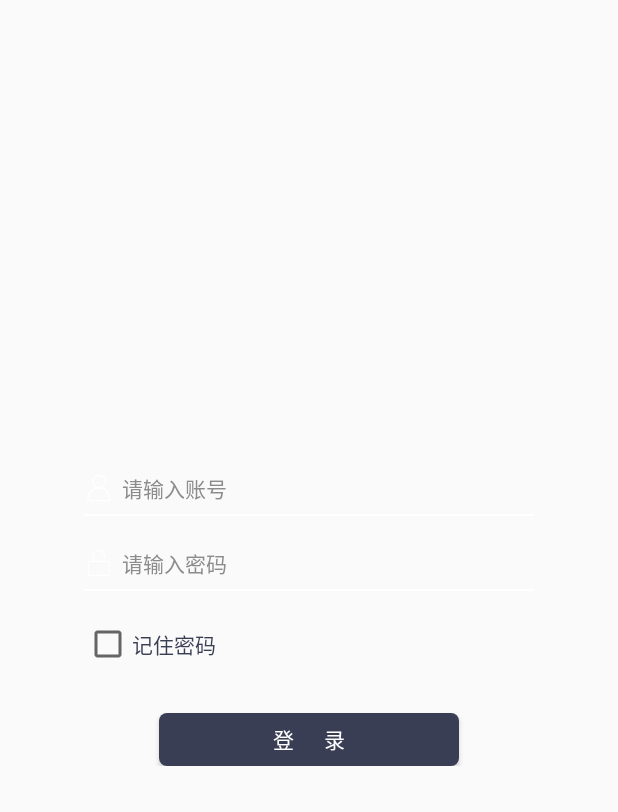
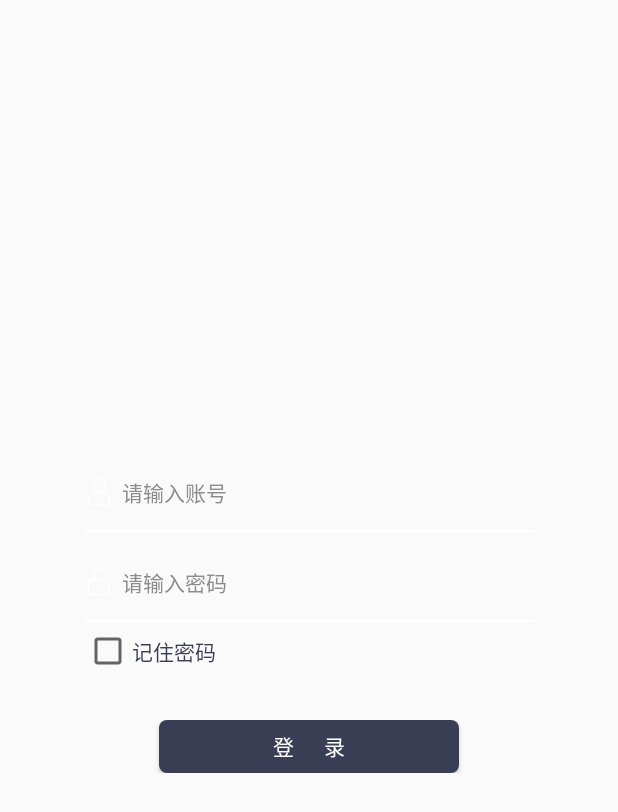
Before and after one commit to monty8800/UwinMESnew, an Android app: the LoginActivity screen opened directly, with no data from a screen before it, after a tap on "登 录", on a phone screen of 412 x 824 dp. Shown: the top 812 px of the screen. Run offline under Robolectric (Android 15) with nearby library versions, the phone set to English and light mode, and no system bars; our stand-ins replace ButterKnife, RxJava; libraries missing offline, so code that uses them is left out: com.facebook.stetho, com.orhanobut.logger, com.squareup.leakcanary, com.tencent.bugly, jp.wasabeef.glide; network calls fail; pictures from the network do not load; 2 statements that could not run were skipped.

Commit message:
登陆页面，调整边距

```diff
--- a/app/src/main/java/com/rlzz/uwinmes/common/API.java
+++ b/app/src/main/java/com/rlzz/uwinmes/common/API.java
@@ -2,6 +2,7 @@ package com.rlzz.uwinmes.common;
 
 
 import com.rlzz.uwinmes.net.ResponseModel;
+import com.rlzz.uwinmes.net.ResponseModel2;
 
 import io.reactivex.Observable;
 import retrofit2.http.Field;
@@ -24,6 +25,9 @@ public interface API {
 //    Call<String> getContentFromDay(@Path("date") String date);
     Observable<ResponseModel<String>> getContentFromDay(@Path("date") String date);
 
+    @GET("data/Android/10/1")
+    Observable<ResponseModel2<String>> getAndroidData();
+
     @FormUrlEncoded
     @POST("login")
     Observable<ResponseModel<String>> login(@Field("account") String account,@Field("password") String password);
--- a/app/src/main/java/com/rlzz/uwinmes/mvp/login/LoginPresenter.java
+++ b/app/src/main/java/com/rlzz/uwinmes/mvp/login/LoginPresenter.java
@@ -3,7 +3,7 @@ package com.rlzz.uwinmes.mvp.login;
 import com.rlzz.uwinmes.common.API;
 import com.rlzz.uwinmes.common.Constants;
 import com.rlzz.uwinmes.common.base.presenter.Presenter;
-import com.rlzz.uwinmes.net.ResponseModel;
+import com.rlzz.uwinmes.net.ResponseModel2;
 import com.rlzz.uwinmes.net.RetrofitHelper;
 import com.rlzz.uwinmes.utils.LogUtil;
 import com.rlzz.uwinmes.utils.PreferencesManager;
@@ -35,11 +35,11 @@ public class LoginPresenter extends Presenter<ILoginView> {
         PreferencesManager.putBoolean(Constants.KEY_KEEPPASSWORD, keepPassword);
         mvpView.showLoadingDialog("正在登录");
 //        RetrofitHelper.getInstance().getService(API.class).login(account, password)
-        RetrofitHelper.getInstance().getService(API.class).getContentFromDay("2017/08/02")
-                .map(new Function<ResponseModel<String>, Boolean>() {
+        RetrofitHelper.getInstance().getService(API.class).getAndroidData()
+                .map(new Function<ResponseModel2<String>, Boolean>() {
                     @Override
-                    public Boolean apply(ResponseModel<String> stringResponseModel) throws Exception {
-                        LogUtil.d(stringResponseModel.data);
+                    public Boolean apply(ResponseModel2<String> stringResponseModel) throws Exception {
+                        LogUtil.d(stringResponseModel.results);
                         return true;
                     }
                 })
--- a/app/src/main/java/com/rlzz/uwinmes/ui/LoginActivity.java
+++ b/app/src/main/java/com/rlzz/uwinmes/ui/LoginActivity.java
@@ -81,6 +81,13 @@ public class LoginActivity extends MVPActivity<LoginPresenter> implements ILogin
     public void initData() {
         boolean check = PreferencesManager.getBoolean(Constants.KEY_KEEPPASSWORD);
         cbKeepPassword.setChecked(check);
+        if(check){
+            String account = PreferencesManager.getString(Constants.KEY_ACCOUNT);
+            String password = PreferencesManager.getString(Constants.KEY_PASSWORD);
+
+            etAccount.setText(account);
+            etPassword.setText(password);
+        }
     }
 
     private void initClearButton() {
@@ -187,7 +194,7 @@ public class LoginActivity extends MVPActivity<LoginPresenter> implements ILogin
 
     @OnClick(R.id.btn_login)
     public void onbtnLoginClicked() {
-        presenter.login("", "", cbKeepPassword.isChecked());
+        presenter.login(etAccount.getText().toString(), etPassword.getText().toString(), cbKeepPassword.isChecked());
     }
 
     @Override
--- a/app/src/main/res/layout/activity_login.xml
+++ b/app/src/main/res/layout/activity_login.xml
@@ -55,8 +55,8 @@
 
                 <ImageButton
                     android:id="@+id/btn_clearAccount"
-                    android:layout_width="wrap_content"
-                    android:layout_height="wrap_content"
+                    android:layout_width="40dp"
+                    android:layout_height="40dp"
                     android:background="@null"
                     android:src="@drawable/ic_icon_close" />
             </LinearLayout>
@@ -71,6 +71,7 @@
         <LinearLayout
             android:layout_width="match_parent"
             android:layout_height="50dp"
+            android:layout_marginTop="10dp"
             android:orientation="vertical">
 
             <LinearLayout
@@ -96,15 +97,15 @@
 
                 <ImageButton
                     android:id="@+id/btn_clearPwd"
-                    android:layout_width="wrap_content"
-                    android:layout_height="wrap_content"
+                    android:layout_width="40dp"
+                    android:layout_height="40dp"
                     android:background="@null"
                     android:src="@drawable/ic_icon_close" />
 
                 <CheckBox
                     android:id="@+id/btn_showPwd"
-                    android:layout_width="wrap_content"
-                    android:layout_height="wrap_content"
+                    android:layout_width="40dp"
+                    android:layout_height="40dp"
                     android:background="@null"
                     android:button="@drawable/ic_icon_eye_selector" />
             </LinearLayout>
@@ -115,14 +116,16 @@
                 android:layout_marginTop="5dp"
                 android:background="@color/white" />
         </LinearLayout>
+
         <CheckBox
             android:id="@+id/cb_keepPassword"
-            android:layout_gravity="left"
             android:layout_width="wrap_content"
             android:layout_height="wrap_content"
-            android:textColor="@color/darkblue"
+            android:layout_gravity="left"
             android:background="@null"
-            android:text="记住密码"/>
+            android:text="记住密码"
+            android:textColor="@color/darkblue" />
+
         <Button
             android:id="@+id/btn_login"
             android:layout_width="200dp"
--- a/app/src/main/res/values/strings.xml
+++ b/app/src/main/res/values/strings.xml
@@ -1,3 +1,3 @@
 <resources>
-    <string name="app_name">My Application</string>
+    <string name="app_name">MES</string>
 </resources>
```
Also changed, not shown: app/src/main/java/com/rlzz/uwinmes/net/ResponseModel2.java (added, +19 -0 lines), 1 other file. Lines whose indentation alone changed are shown as unchanged.
